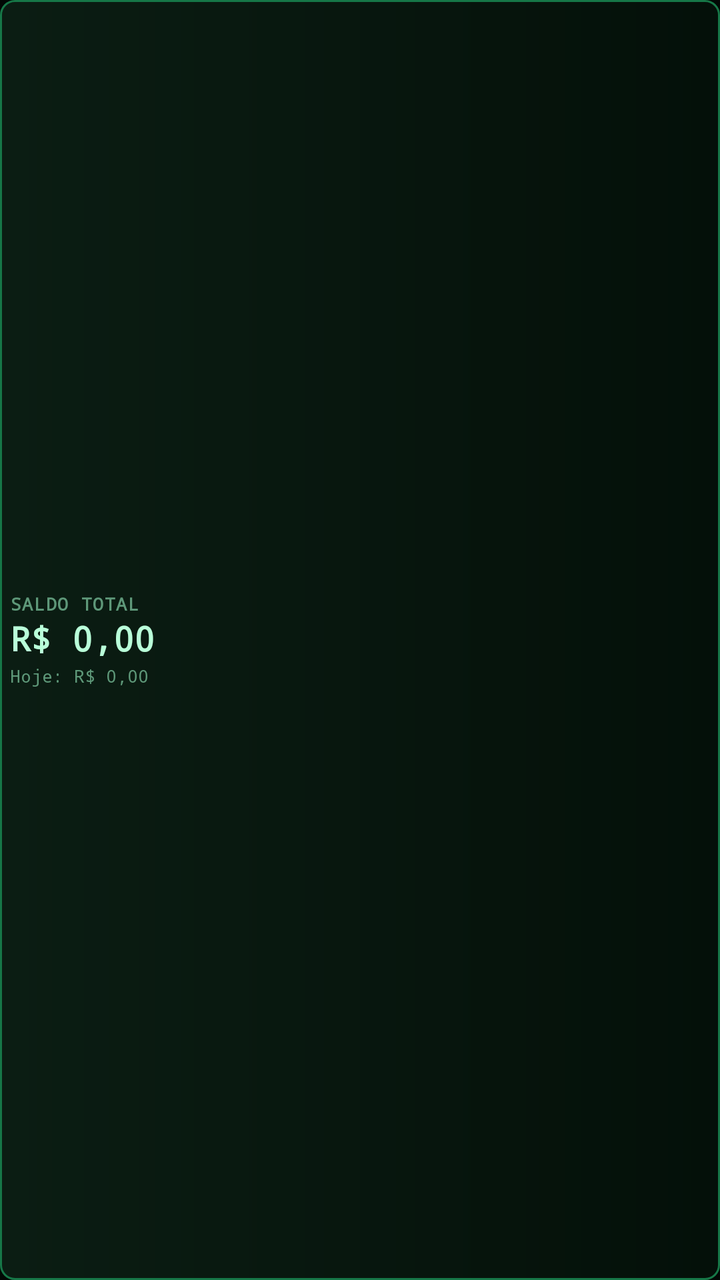
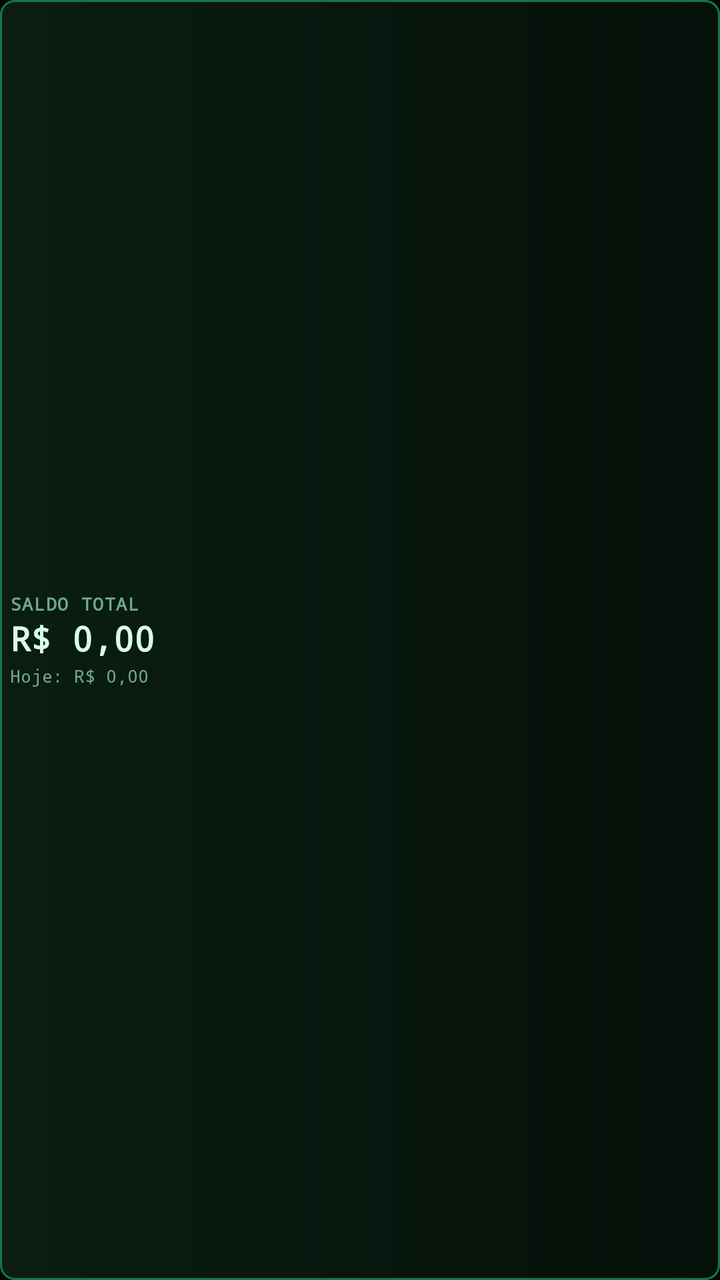

Screens rendered from an Android XML layout before and after an edit, with the pre-edit source and the edit as a unified diff.
<!-- AndroidManifest.xml: application theme AppTheme -->
<!-- res/layout/widget_income.xml -->
<?xml version="1.0" encoding="utf-8"?>
<LinearLayout xmlns:android="http://schemas.android.com/apk/res/android"
    android:id="@+id/widget_root"
    android:layout_width="match_parent"
    android:layout_height="match_parent"
    android:orientation="horizontal"
    android:gravity="center_vertical"
    android:paddingStart="5dp"
    android:paddingEnd="3dp"
    android:paddingTop="3dp"
    android:paddingBottom="3dp"
    android:background="@drawable/widget_income_bg">
    <LinearLayout
        android:layout_width="0dp"
        android:layout_height="wrap_content"
        android:layout_weight="1"
        android:orientation="vertical">
        <TextView
            android:layout_width="wrap_content"
            android:layout_height="wrap_content"
            android:text="SALDO TOTAL"
            android:textColor="#5E9879"
            android:textSize="9sp"
            android:textStyle="bold"
            android:letterSpacing="0.06" />
        <TextView
            android:id="@+id/widget_income_total"
            android:layout_width="wrap_content"
            android:layout_height="wrap_content"
            android:layout_marginTop="2dp"
            android:text="R$ 0,00"
            android:textColor="#B9FFD9"
            android:textSize="17sp"
            android:textStyle="bold"
            android:maxLines="1"
            android:includeFontPadding="false" />
        <TextView
            android:id="@+id/widget_income_today"
            android:layout_width="wrap_content"
            android:layout_height="wrap_content"
            android:layout_marginTop="2dp"
            android:text="Hoje: R$ 0,00"
            android:textColor="#5E9879"
            android:textSize="9sp"
            android:maxLines="1" />
    </LinearLayout>
    <ImageView
        android:id="@+id/widget_income_chart"
        android:layout_width="66dp"
        android:layout_height="32dp"
        android:layout_marginStart="3dp"
        android:contentDescription="Mini gráfico do saldo líquido dos últimos sete dias"
        android:scaleType="fitCenter" />
</LinearLayout>
<!-- resources referenced by this layout -->
<resources>
  <!-- drawable widget_income_bg (drawable) -->
  <?xml version="1.0" encoding="utf-8"?>
  <shape xmlns:android="http://schemas.android.com/apk/res/android" android:shape="rectangle">
      <gradient android:angle="0" android:startColor="#0B1D13" android:endColor="#041009" />
      <corners android:radius="7dp" />
      <stroke android:width="1dp" android:color="#167747" />
  </shape>
  <style name="AppTheme" parent="android:style/Theme.Material.NoActionBar">
          <item name="android:fontFamily">monospace</item>
          <item name="android:colorAccent">#00FF88</item>
          <item name="android:windowLightStatusBar">false</item>
          <item name="android:statusBarColor">#020805</item>
          <item name="android:navigationBarColor">#020805</item>
          <item name="android:windowBackground">#020805</item>
          <item name="android:windowActionModeOverlay">true</item>
      </style>
</resources>

<!-- the commit's change to res/layout/widget_income.xml (unified diff, before → after) -->
@@ -19,7 +19,7 @@
             android:layout_width="wrap_content"
             android:layout_height="wrap_content"
             android:text="SALDO TOTAL"
-            android:textColor="#5E9879"
+            android:textColor="#70A98A"
             android:textSize="9sp"
             android:textStyle="bold"
             android:letterSpacing="0.06" />
@@ -29,7 +29,7 @@
             android:layout_height="wrap_content"
             android:layout_marginTop="2dp"
             android:text="R$ 0,00"
-            android:textColor="#B9FFD9"
+            android:textColor="#D8FFE8"
             android:textSize="17sp"
             android:textStyle="bold"
             android:maxLines="1"
@@ -40,7 +40,7 @@
             android:layout_height="wrap_content"
             android:layout_marginTop="2dp"
             android:text="Hoje: R$ 0,00"
-            android:textColor="#5E9879"
+            android:textColor="#70A98A"
             android:textSize="9sp"
             android:maxLines="1" />
     </LinearLayout>
<!-- resource entries referenced after the edit -->
@@ -10,11 +10,12 @@
   <style name="AppTheme" parent="android:style/Theme.Material.NoActionBar">
           <item name="android:fontFamily">monospace</item>
           <item name="android:colorAccent">#00FF88</item>
-          <item name="android:windowLightStatusBar">false</item>
           <item name="android:statusBarColor">#020805</item>
           <item name="android:navigationBarColor">#020805</item>
+          <item name="android:windowLightStatusBar">false</item>
+          <item name="android:windowLightNavigationBar">false</item>
+          <item name="android:windowActionModeOverlay">true</item>
           <item name="android:windowBackground">#020805</item>
-          <item name="android:windowActionModeOverlay">true</item>
       </style>
 </resources>
 
